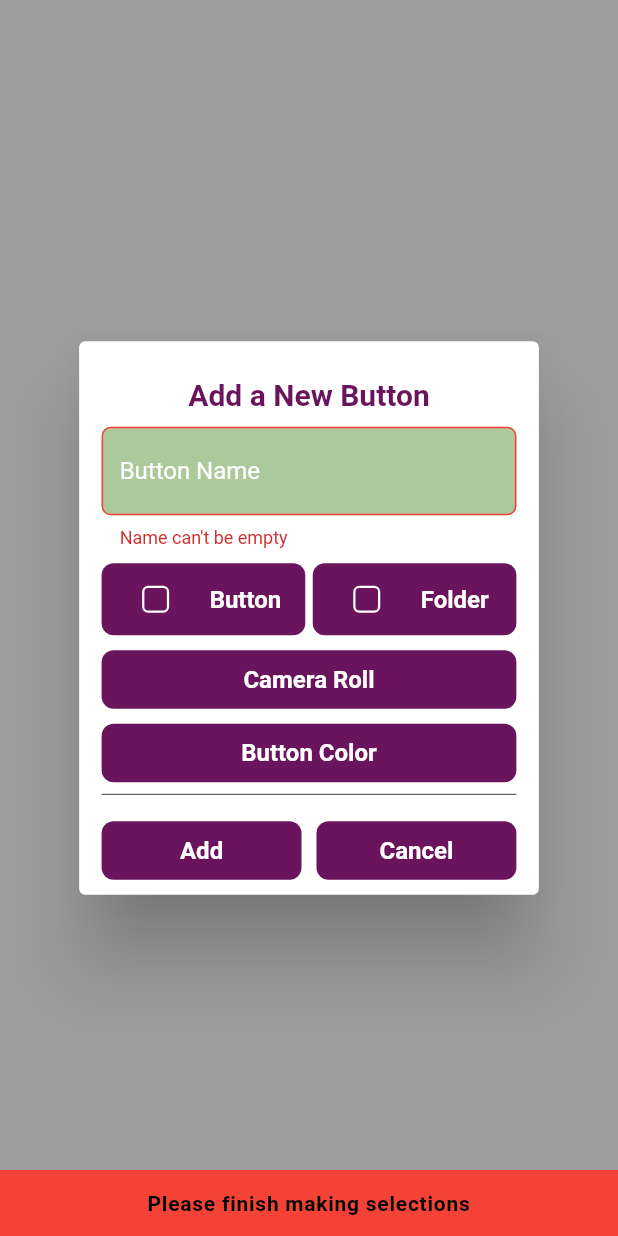
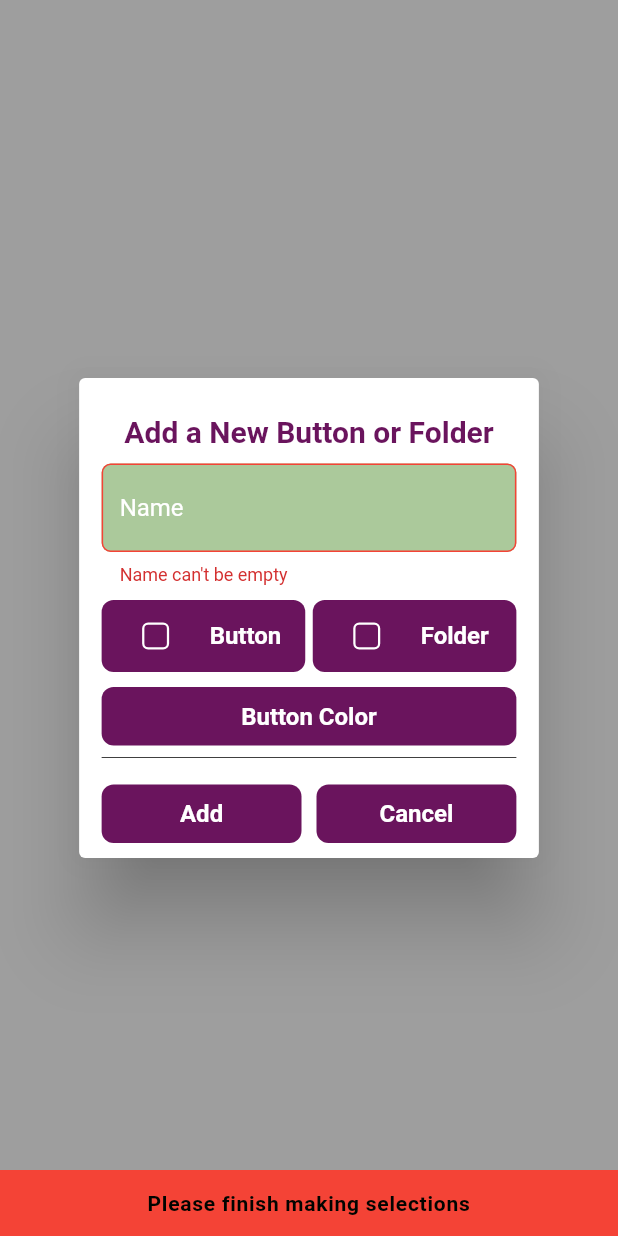
Before and after one commit to biiggman/aacai, a Flutter app: the MyHomePage screen opened directly, item 3 of the bottom bar chosen, after a tap on "Add", on a phone screen of 412 x 824 dp. Run offline on Flutter 3.47's test engine with Material 2 defaults, Android fonts, the phone set to English and light mode, and no system bars; our stand-ins replace cached_network_image, camera, cloud_firestore, firebase_auth, firebase_core, firebase_storage and 6 more; missing offline and left inert: tflite; accounts and stored records are empty.

```diff
--- a/lib/main.dart
+++ b/lib/main.dart
@@ -141,7 +141,7 @@ class _MyHomePageState extends State<MyHomePage> {
                           const EdgeInsets.symmetric(horizontal: 5.0),
                       scrollable: true,
                       title: const Text(
-                        'Add a New Button',
+                        'Add a New Button or Folder',
                         textAlign: TextAlign.center,
                       ),
                       titleTextStyle: const TextStyle(
@@ -185,8 +185,7 @@ class _MyHomePageState extends State<MyHomePage> {
                                                     ),
                                                     decoration: UITemplates
                                                         .textFieldDeco(
-                                                            hintText:
-                                                                "Button Name"),
+                                                            hintText: "Name"),
                                                   ),
                                                   const SizedBox(height: 10),
                                                   //button or folder checkbox row
@@ -309,16 +308,28 @@ class _MyHomePageState extends State<MyHomePage> {
                                                       ]),
                                                   const SizedBox(height: 10),
                                                   //folder dropdown for adding buttons to specific folder
-                                                  // DropdownButtonFormField(
-                                                  //     decoration: UITemplates
-                                                  //         .textFieldDeco(
-                                                  //             hintText:
-                                                  //                 "Folder"),
-                                                  //     value: null,
-                                                  //     onChanged: null,
-                                                  //     items: null),
-                                                  // const SizedBox(height: 10),
-                                                  //camera roll button
+                                                  Visibility(
+                                                    visible: _isButtonChecked,
+                                                    child: Column(
+                                                      children: [
+                                                        DropdownButtonFormField(
+                                                            decoration: UITemplates
+                                                                .textFieldDeco(
+                                                                    hintText:
+                                                                        "Select Folder"),
+                                                            value: null,
+                                                            onChanged: null,
+                                                            items: null),
+                                                        const SizedBox(
+                                                            height: 10),
+                                                      ],
+                                                    ),
+                                                  ),
+                                                  //camera roll button for selecting images for buttons
+                                                  Visibility(
+                                                    visible: _isButtonChecked,
+                                                    child: Column(
+                                                      children: [
                                                         GestureDetector(
                                                           onTap: () {
                                                             imageboardUtils
@@ -331,13 +342,18 @@ class _MyHomePageState extends State<MyHomePage> {
                                                               });
                                                             });
                                                           },
-                                                    child:
-                                                        UITemplates.buttonDeco(
+                                                          child: UITemplates
+                                                              .buttonDeco(
                                                                   displayText:
                                                                       "Camera Roll",
-                                                            vertInset: 10),
+                                                                  vertInset:
+                                                                      10),
                                                         ),
-                                                  const SizedBox(height: 10),
+                                                        const SizedBox(
+                                                            height: 10),
+                                                      ],
+                                                    ),
+                                                  ),
                                                   //select color button
                                                   GestureDetector(
                                                       key: _buttonColorKey,
@@ -432,6 +448,10 @@ class _MyHomePageState extends State<MyHomePage> {
                                                           onTap: () {
                                                             Navigator.pop(
                                                                 context);
+                                                            _isButtonChecked =
+                                                                false;
+                                                            _isFolderChecked =
+                                                                false;
                                                           },
                                                           child: UITemplates
                                                               .buttonDeco(
--- a/lib/utils/UI_templates.dart
+++ b/lib/utils/UI_templates.dart
@@ -57,4 +57,6 @@ class UITemplates {
       ),
     );
   }
+
+  //add checkbox deco here
 }
```
Lines whose indentation alone changed are shown as unchanged.
